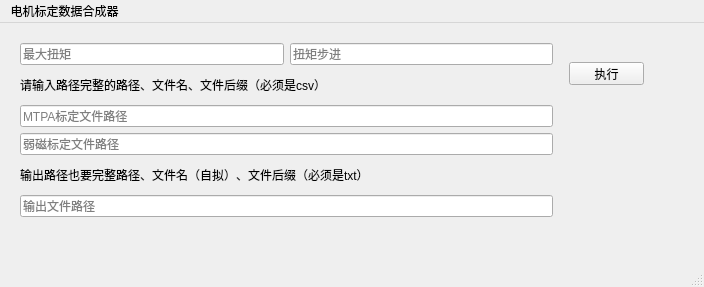
Qt form csvbatchfileforqt.ui (BombSky/CSVBatchFileForQt) before a commit.
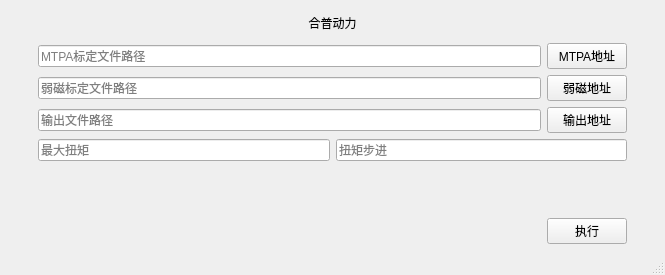
The same form after that commit.

The edit to the form file:
```diff
--- a/csvbatchfileforqt.ui
+++ b/csvbatchfileforqt.ui
@@ -6,62 +6,45 @@
    <rect>
     <x>0</x>
     <y>0</y>
-    <width>704</width>
-    <height>287</height>
+    <width>665</width>
+    <height>275</height>
    </rect>
   </property>
   <property name="windowTitle">
    <string>CSVBatchFileForQt</string>
   </property>
   <widget class="QWidget" name="centralwidget">
-   <widget class="QPushButton" name="Btn_PutIn">
-    <property name="geometry">
-     <rect>
-      <x>569</x>
-      <y>39</y>
-      <width>75</width>
-      <height>23</height>
-     </rect>
-    </property>
-    <property name="text">
-     <string>执行</string>
-    </property>
-   </widget>
-   <widget class="QWidget" name="layoutWidget">
-    <property name="geometry">
-     <rect>
-      <x>20</x>
-      <y>20</y>
-      <width>533</width>
-      <height>174</height>
-     </rect>
-    </property>
-    <layout class="QVBoxLayout" name="verticalLayout" stretch="0,0,0,0,0,0">
+   <layout class="QHBoxLayout" name="horizontalLayout_6" stretch="1,20,1">
      <item>
-      <layout class="QHBoxLayout" name="horizontalLayout">
-       <item>
-        <widget class="QLineEdit" name="LE_MaxTorque">
-         <property name="placeholderText">
-          <string>最大扭矩</string>
-         </property>
-        </widget>
-       </item>
-       <item>
-        <widget class="QLineEdit" name="LE_Step">
-         <property name="placeholderText">
-          <string>扭矩步进</string>
-         </property>
-        </widget>
-       </item>
-      </layout>
-     </item>
+     <spacer name="horizontalSpacer_2">
+      <property name="orientation">
+       <enum>Qt::Horizontal</enum>
+      </property>
+      <property name="sizeHint" stdset="0">
+       <size>
+        <width>40</width>
+        <height>20</height>
+       </size>
+      </property>
+     </spacer>
+    </item>
      <item>
-      <widget class="QLabel" name="label">
+     <layout class="QVBoxLayout" name="verticalLayout" stretch="10,10,10,10,10,18,10">
+      <item>
+       <widget class="QLabel" name="LB_HPText">
        <property name="text">
-        <string>请输入路径完整的路径、文件名、文件后缀（必须是csv）</string>
-       </property>
-      </widget>
-     </item>
+         <string>合普动力</string>
+        </property>
+        <property name="textFormat">
+         <enum>Qt::AutoText</enum>
+        </property>
+        <property name="alignment">
+         <set>Qt::AlignCenter</set>
+        </property>
+       </widget>
+      </item>
+      <item>
+       <layout class="QHBoxLayout" name="horizontalLayout_2">
      <item>
       <widget class="QLineEdit" name="LE_MTPAAddress">
        <property name="placeholderText">
@@ -70,6 +53,17 @@
       </widget>
      </item>
      <item>
+         <widget class="QPushButton" name="Btn_MTPAAddress">
+          <property name="text">
+           <string>MTPA地址</string>
+          </property>
+         </widget>
+        </item>
+       </layout>
+      </item>
+      <item>
+       <layout class="QHBoxLayout" name="horizontalLayout_3">
+        <item>
       <widget class="QLineEdit" name="LE_PutInText">
        <property name="placeholderText">
         <string>弱磁标定文件路径</string>
@@ -77,12 +71,16 @@
       </widget>
      </item>
      <item>
-      <widget class="QLabel" name="label_4">
+         <widget class="QPushButton" name="Btn_PutInText">
        <property name="text">
-        <string>输出路径也要完整路径、文件名（自拟）、文件后缀（必须是txt）</string>
+           <string>弱磁地址</string>
        </property>
       </widget>
      </item>
+       </layout>
+      </item>
+      <item>
+       <layout class="QHBoxLayout" name="horizontalLayout_4">
      <item>
       <widget class="QLineEdit" name="LE_PutOutText">
        <property name="placeholderText">
@@ -90,26 +88,92 @@
        </property>
       </widget>
      </item>
-    </layout>
-   </widget>
-  </widget>
-  <widget class="QMenuBar" name="menubar">
-   <property name="geometry">
-    <rect>
-     <x>0</x>
-     <y>0</y>
-     <width>704</width>
-     <height>22</height>
-    </rect>
-   </property>
-   <widget class="QMenu" name="menu">
-    <property name="title">
-     <string>电机标定数据合成器</string>
-    </property>
-   </widget>
-   <addaction name="menu"/>
+        <item>
+         <widget class="QPushButton" name="Btn_PutOutTxt">
+          <property name="text">
+           <string>输出地址</string>
+          </property>
+         </widget>
+        </item>
+       </layout>
+      </item>
+      <item>
+       <layout class="QHBoxLayout" name="horizontalLayout">
+        <item>
+         <widget class="QLineEdit" name="LE_MaxTorque">
+          <property name="placeholderText">
+           <string>最大扭矩</string>
+          </property>
+         </widget>
+        </item>
+        <item>
+         <widget class="QLineEdit" name="LE_Step">
+          <property name="placeholderText">
+           <string>扭矩步进</string>
+          </property>
+         </widget>
+        </item>
+       </layout>
+      </item>
+      <item>
+       <spacer name="verticalSpacer">
+        <property name="orientation">
+         <enum>Qt::Vertical</enum>
+        </property>
+        <property name="sizeHint" stdset="0">
+         <size>
+          <width>20</width>
+          <height>40</height>
+         </size>
+        </property>
+       </spacer>
+      </item>
+      <item>
+       <layout class="QHBoxLayout" name="horizontalLayout_5">
+        <item>
+         <spacer name="horizontalSpacer">
+          <property name="orientation">
+           <enum>Qt::Horizontal</enum>
+          </property>
+          <property name="sizeHint" stdset="0">
+           <size>
+            <width>40</width>
+            <height>20</height>
+           </size>
+          </property>
+         </spacer>
+        </item>
+        <item>
+         <widget class="QPushButton" name="Btn_PutIn">
+          <property name="text">
+           <string>执行</string>
+          </property>
+         </widget>
+        </item>
+       </layout>
+      </item>
+     </layout>
+    </item>
+    <item>
+     <spacer name="horizontalSpacer_3">
+      <property name="orientation">
+       <enum>Qt::Horizontal</enum>
+      </property>
+      <property name="sizeHint" stdset="0">
+       <size>
+        <width>40</width>
+        <height>20</height>
+       </size>
+      </property>
+     </spacer>
+    </item>
+   </layout>
   </widget>
-  <widget class="QStatusBar" name="statusbar"/>
+  <widget class="QStatusBar" name="statusbar">
+   <property name="sizeGripEnabled">
+    <bool>true</bool>
+   </property>
+  </widget>
  </widget>
  <resources/>
  <connections/>
```
Lines whose indentation alone changed are shown as unchanged.
